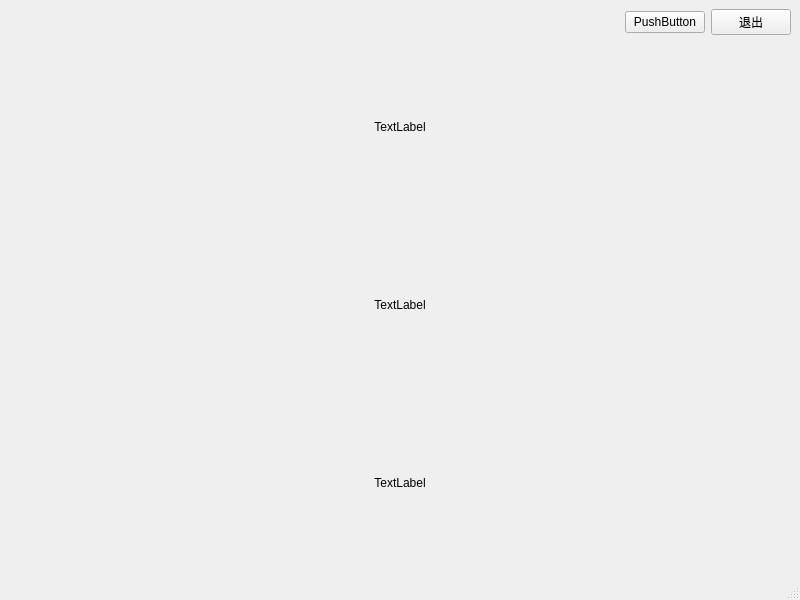
Above: focuswindow.ui from zyy1214/moyu-helper before the change. Below: the same form after it.
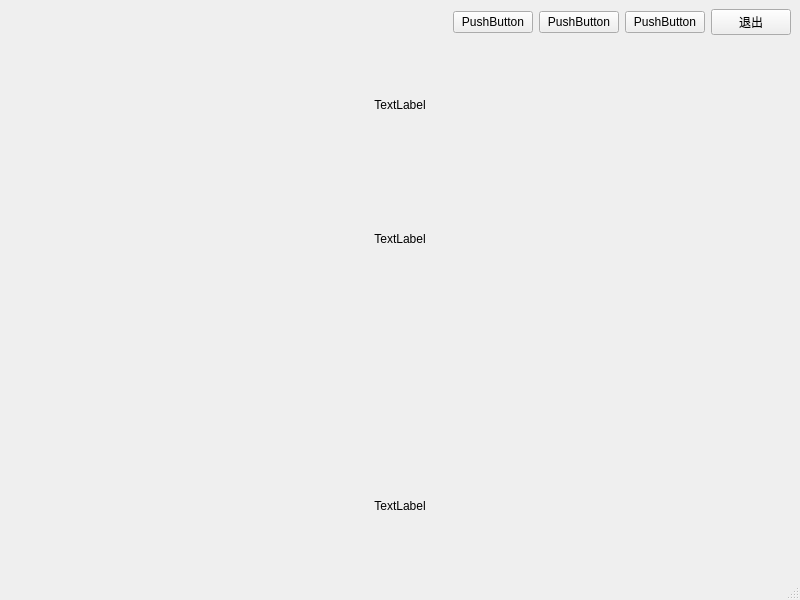
That is the form after the change.

Diff of the .ui file:
```diff
--- a/focuswindow.ui
+++ b/focuswindow.ui
@@ -30,6 +30,20 @@
         </property>
        </spacer>
       </item>
+      <item>
+       <widget class="QPushButton" name="renew">
+        <property name="text">
+         <string>PushButton</string>
+        </property>
+       </widget>
+      </item>
+      <item>
+       <widget class="QPushButton" name="picture">
+        <property name="text">
+         <string>PushButton</string>
+        </property>
+       </widget>
+      </item>
       <item>
        <widget class="QPushButton" name="nightButton">
         <property name="text">
@@ -80,6 +94,23 @@
       </item>
      </layout>
     </item>
+    <item>
+     <layout class="QHBoxLayout" name="horizontalLayout_3">
+      <item>
+       <widget class="QLabel" name="famous">
+        <property name="text">
+         <string/>
+        </property>
+        <property name="alignment">
+         <set>Qt::AlignCenter</set>
+        </property>
+        <property name="wordWrap">
+         <bool>true</bool>
+        </property>
+       </widget>
+      </item>
+     </layout>
+    </item>
     <item>
      <layout class="QHBoxLayout" name="horizontalLayout_4">
       <item>
```
